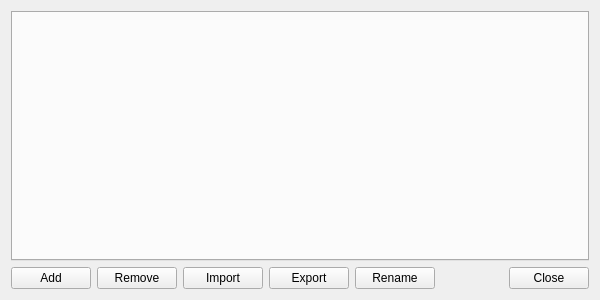
Before: the Qt Designer form window.ui in cmdrkotori/mplaylist, drawn with Qt 5.
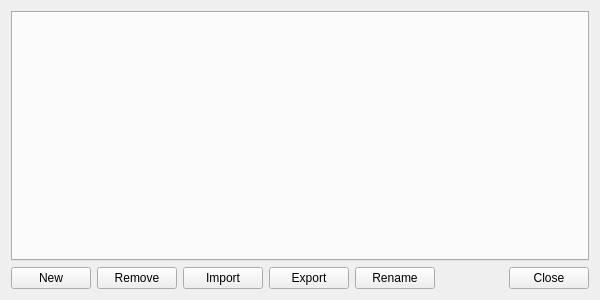
After: the same form once the commit is applied. Icons and pictures are not drawn.

Commit message:
window ui: use "new" rather than "add" for creating playlists
Should clear up confusion a user had when they thought "Add" implied
adding files rather than adding playlists.  Use "New" instead, because
mplaylist can only create new playlists, not new files.

```diff
--- a/window.ui
+++ b/window.ui
@@ -39,7 +39,7 @@
         <string>Add an empty playlist</string>
        </property>
        <property name="text">
-        <string>Add</string>
+        <string>New</string>
        </property>
       </widget>
      </item>
```
Left out of the diff: 2 changed lines with no effect on the pictures.
